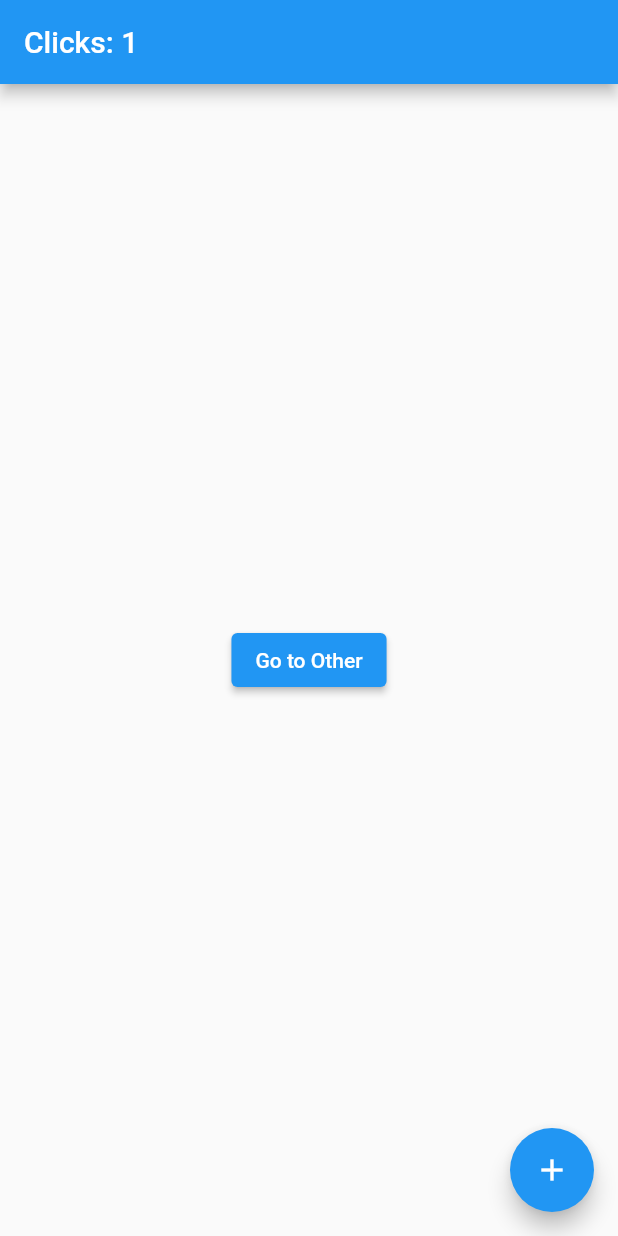
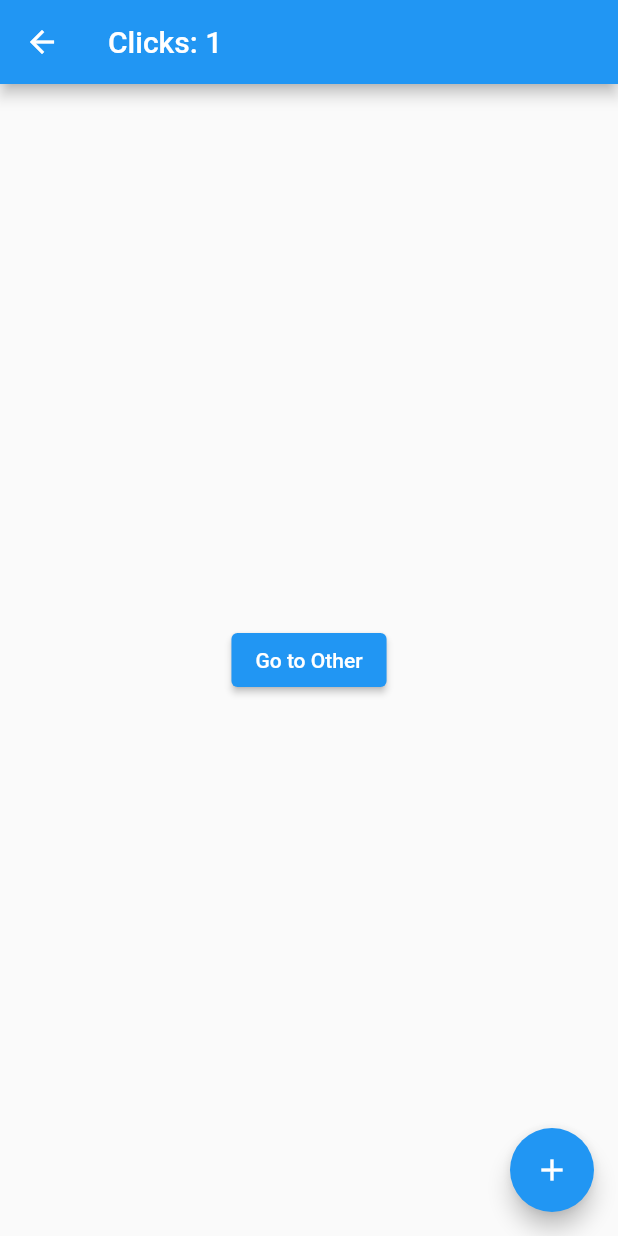
Before and after one commit to DanhDue/getx_sample, a Flutter app: the screen it shows after launch, after a tap on the "add" icon, on a phone screen of 412 x 824 dp. Run offline on Flutter 3.47's test engine with Material 2 defaults, Android fonts, the phone set to English and light mode, and no system bars; our stand-ins replace flutter_hooks, get, lottie.

Commit message:
add the splash screen.

```diff
--- a/lib/main.dart
+++ b/lib/main.dart
@@ -10,11 +10,12 @@ import 'package:get/get_navigation/src/routes/get_route.dart';
 import 'package:get/get_state_manager/src/rx_flutter/rx_obx_widget.dart';
 import 'package:get/get_state_manager/src/simple/get_controllers.dart';
 import 'package:get/get_state_manager/src/simple/get_view.dart';
+import 'package:getx_sample/screens/splash/splash_view.dart';
 
 import 'controller.dart';
 
 void main() {
-  runApp(const GetMaterialApp(home: Home(),));
+  runApp(const GetMaterialApp(home: SplashPage(),));
   // runApp(const GetMaterialApp(home: NestedNavigation(),));
 }
 
--- /dev/null
+++ b/lib/screens/activity/activity_logic.dart
@@ -0,0 +1,5 @@
+import 'package:get/get.dart';
+
+class ActivityLogic extends GetxController {
+
+}
--- /dev/null
+++ b/lib/screens/splash/splash_logic.dart
@@ -0,0 +1,13 @@
+import 'package:get/get.dart';
+
+import '../../main.dart';
+
+class SplashLogic extends GetxController {
+  bool _animationComplete = false;
+
+  void indicateAnimationComplete() {
+    _animationComplete = true;
+    Get.to(const Home());
+  }
+
+}
--- /dev/null
+++ b/lib/screens/splash/splash_view.dart
@@ -0,0 +1,41 @@
+import 'package:flutter/material.dart';
+import 'package:flutter_hooks/flutter_hooks.dart';
+import 'package:get/get.dart';
+import 'package:lottie/lottie.dart';
+
+import 'splash_logic.dart';
+
+class SplashPage extends HookWidget {
+
+  const SplashPage({Key? key}) : super(key: key);
+
+  @override
+  Widget build(BuildContext context) {
+    final _animationController = useAnimationController();
+    return GetBuilder<SplashLogic>(
+      init: SplashLogic(),
+      builder: (controller) {
+        return Scaffold(
+          backgroundColor: Colors.white,
+          body: Center(
+            child: Lottie.asset(
+              'assets/lotties/splash_animation.json',
+              controller: _animationController,
+              onLoaded: (composition) {
+                _animationController
+                  ..duration = composition.duration
+                  ..forward();
+                _animationController.addStatusListener((status) {
+                  if (status == AnimationStatus.completed) {
+                    controller.indicateAnimationComplete();
+                  }
+                });
+              },
+              height: Get.height / 4
+            ),
+          ),
+        );
+      },
+    );
+  }
+}
--- a/pubspec.yaml
+++ b/pubspec.yaml
@@ -36,6 +36,7 @@ dependencies:
   cupertino_icons: ^1.0.2
   get: ^4.6.1
   flutter_hooks: ^0.18.2+1
+  lottie: ^1.2.2
 
 dev_dependencies:
   flutter_test:
```
Also changed, not shown: lib/screens/activity/activity_binding.dart (added, +10 -0 lines), lib/screens/activity/activity_view.dart (added, +12 -0 lines), lib/screens/splash/splash_binding.dart (added, +10 -0 lines), lib/screens/activity/package-info.dart (deleted), pubspec.lock.
